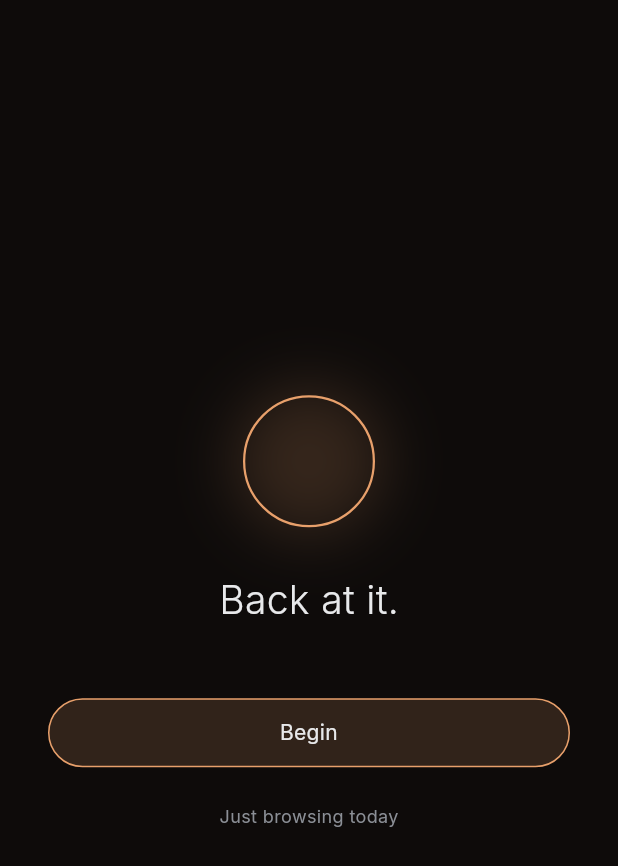
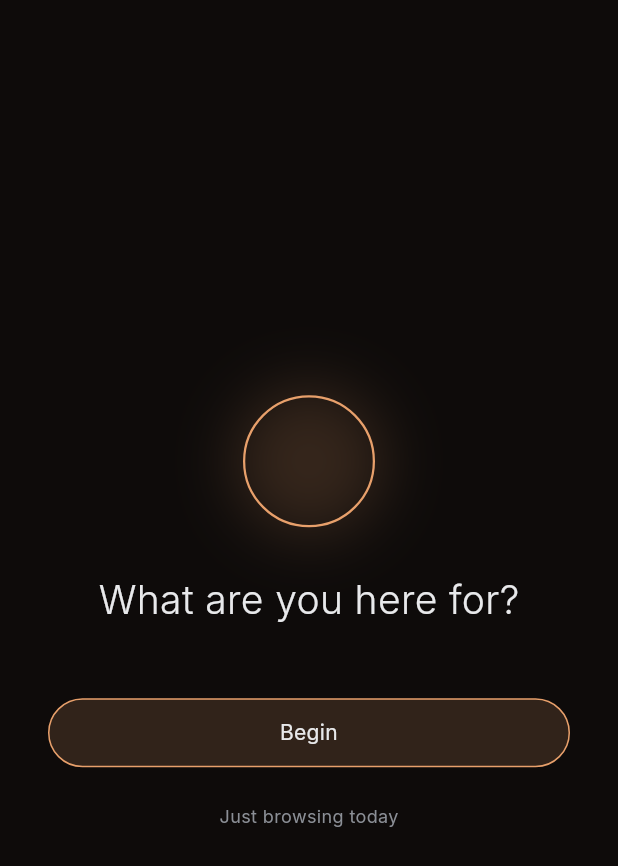
Before and after one commit to alihdrndm/threshold-mobile, a Flutter app: the RitualScreen screen opened by its route, on a phone screen of 412 x 824 dp. Shown: the top 866 px of the screen. Run offline on Flutter 3.47's test engine with Material 3 defaults, Android fonts, the phone set to English and light mode, and no system bars; our stand-ins replace cloud_firestore, drift, drift_flutter, firebase_auth, firebase_core, flutter_riverpod and 3 more; accounts and stored records are empty; generated files the repository leaves out were written again; statements that could not run were skipped.

Commit message:
The door opens with the question
'What are you here for?' replaces the rotating greeting as the
ritual's first heading — the user's call, on both apps. Ash's
intention step now invites the answer ('Say it in a few words.')
instead of repeating the question it just asked.

```diff
--- a/lib/core/theme/ritual_themes.dart
+++ b/lib/core/theme/ritual_themes.dart
@@ -53,7 +53,10 @@ const ritualThemes = <RitualTheme>[
     intentionMode: IntentionMode.type,
     durationMode: DurationMode.chips,
     greeting: 'Fresh session.',
-    intentionPrompt: 'What are you here for?',
+    // The arrival now opens with "What are you here for?" on every theme
+    // (user's call), so ash's intention step invites the answer instead of
+    // repeating the question.
+    intentionPrompt: 'Say it in a few words.',
     ifThenPrompt: 'If I feel the urge to open a feed, then I will…',
     durationPrompt: 'How long?',
   ),
--- a/lib/features/ritual/presentation/ritual_screen.dart
+++ b/lib/features/ritual/presentation/ritual_screen.dart
@@ -136,7 +136,9 @@ class _RitualScreenState extends ConsumerState<RitualScreen> {
       children: [
         _BreathingRing(accent: theme.accent, glow: theme.glow),
         const SizedBox(height: AppSpacing.xxl),
-        Text(theme.greeting,
+        // The door opens with the question, not a greeting — the user's
+        // explicit call, on both apps.
+        Text('What are you here for?',
             style: _display.copyWith(color: _ink)),
         if (_quote != null) ...[
           const SizedBox(height: AppSpacing.xl),
```
